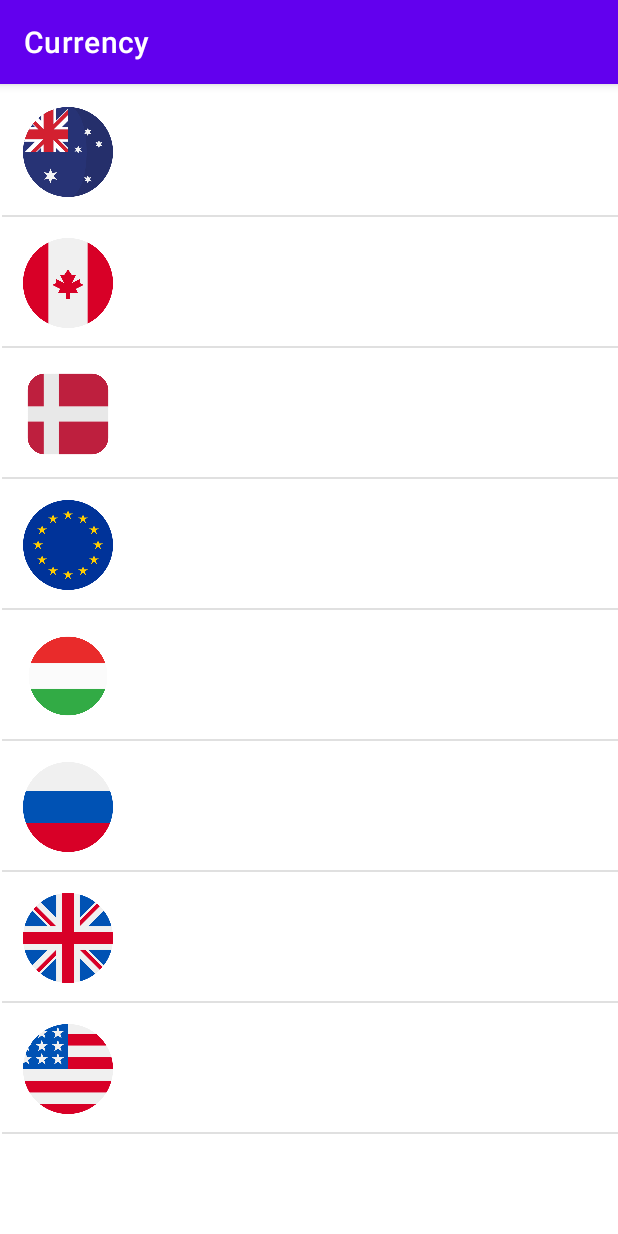
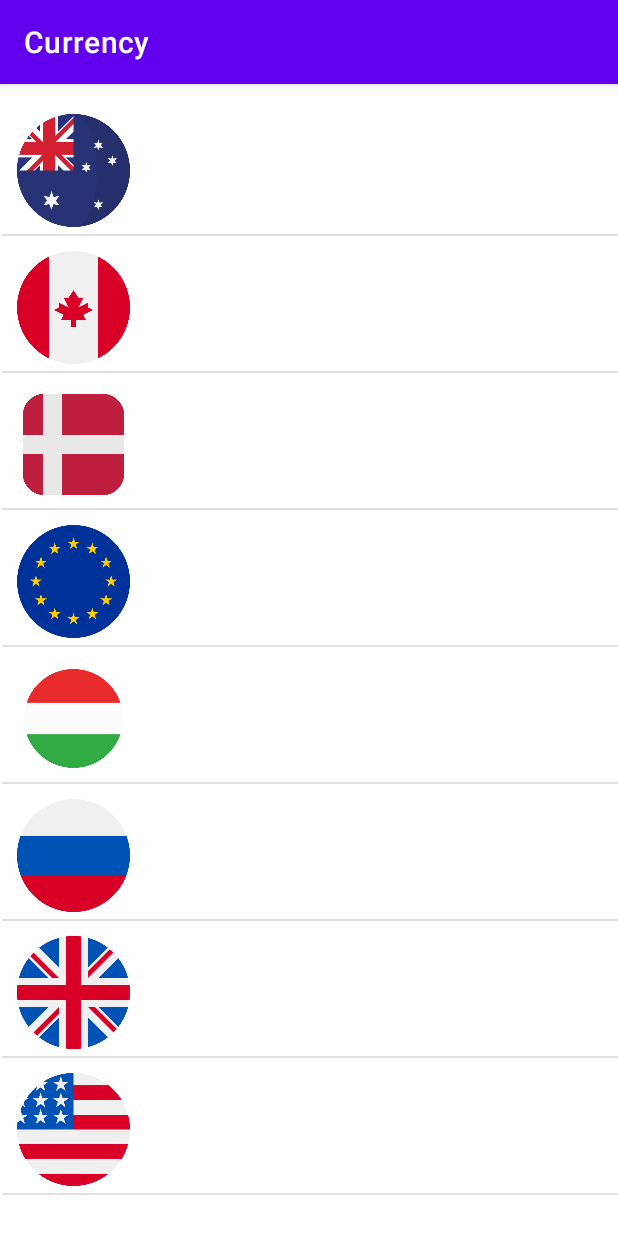
Before and after one commit to csiszerakos/Android_HF_CsiszerAkos, an Android app: the screen it shows after launch (MainActivity), on a phone screen of 412 x 824 dp. Run offline under Robolectric (Android 15) with nearby library versions, the phone set to English and light mode, and no system bars.

Commit message:
HF4 update

```diff
--- a/HF4/Currency/app/src/main/java/com/example/currency/MainActivity2.java
+++ b/HF4/Currency/app/src/main/java/com/example/currency/MainActivity2.java
@@ -24,12 +24,14 @@ public class MainActivity2 extends ArrayAdapter<String> {
     @NonNull
     @Override
     public View getView(int position, @Nullable View convertView, @NonNull ViewGroup parent) {
-        LayoutInflater inflater = context.getLayoutInflater();
-        View view = inflater.inflate(R.layout.activity_main2, null, true);
+        if (convertView == null) {
+            LayoutInflater inflater = context.getLayoutInflater();
+            convertView = inflater.inflate(R.layout.activity_main2, parent, false);
+        }
 
-        ImageView imageView = view.findViewById(R.id.flagImage);
+        ImageView imageView = convertView.findViewById(R.id.flagImage);
         imageView.setImageResource(currencyImage[position]);
 
-        return view;
+        return convertView;
     }
 }
--- a/HF4/Currency/app/src/main/res/layout/activity_main.xml
+++ b/HF4/Currency/app/src/main/res/layout/activity_main.xml
@@ -11,7 +11,7 @@
         android:layout_width="799dp"
         android:layout_height="1279dp"
         android:layout_marginStart="1dp"
-        android:layout_marginTop="1dp"
+        android:layout_marginTop="10dp"
         app:layout_constraintStart_toStartOf="parent"
         app:layout_constraintTop_toTopOf="parent" />
 </androidx.constraintlayout.widget.ConstraintLayout>
--- a/HF4/Currency/app/src/main/res/layout/activity_main2.xml
+++ b/HF4/Currency/app/src/main/res/layout/activity_main2.xml
@@ -3,15 +3,15 @@
     xmlns:app="http://schemas.android.com/apk/res-auto"
     xmlns:tools="http://schemas.android.com/tools"
     android:layout_width="match_parent"
-    android:layout_height="75dp"
+    android:layout_height="wrap_content"
     tools:context=".MainActivity2">
 
     <TextView
         android:id="@+id/currencyshort"
         android:layout_width="wrap_content"
         android:layout_height="wrap_content"
-        android:layout_marginStart="7dp"
-        android:layout_marginTop="6dp"
+        android:layout_marginStart="10dp"
+        android:layout_marginTop="10dp"
         android:width="150dp"
         android:text=""
         android:textSize="24sp"
@@ -23,7 +23,7 @@
         android:id="@+id/currencyname"
         android:layout_width="wrap_content"
         android:layout_height="wrap_content"
-        android:layout_marginStart="7dp"
+        android:layout_marginStart="10dp"
         android:layout_marginTop="10dp"
         android:layout_marginBottom="10dp"
         android:width="150dp"
@@ -35,10 +35,10 @@
 
     <ImageView
         android:id="@+id/flagImage"
-        android:layout_width="60dp"
-        android:layout_height="60dp"
-        android:layout_marginStart="14dp"
-        android:layout_marginTop="14dp"
+        android:layout_width="75dp"
+        android:layout_height="75dp"
+        android:layout_marginStart="10dp"
+        android:layout_marginTop="10dp"
         app:layout_constraintStart_toStartOf="parent"
         app:layout_constraintTop_toTopOf="parent"
         tools:srcCompat="@tools:sample/avatars" />
@@ -47,26 +47,35 @@
         android:id="@+id/sellText"
         android:layout_width="wrap_content"
         android:layout_height="wrap_content"
+        android:layout_marginTop="10dp"
+        android:layout_marginEnd="10dp"
+        android:width="50dp"
         android:text=""
-        app:layout_constraintBaseline_toBaselineOf="@+id/sellprice"
-        app:layout_constraintStart_toStartOf="@+id/buyText" />
+        android:textSize="20sp"
+        app:layout_constraintEnd_toStartOf="@+id/sellprice"
+        app:layout_constraintTop_toBottomOf="@+id/buyText" />
 
     <TextView
         android:id="@+id/buyText"
         android:layout_width="wrap_content"
         android:layout_height="wrap_content"
-        android:layout_marginEnd="106dp"
+        android:layout_marginTop="10dp"
+        android:layout_marginEnd="160dp"
+        android:width="50dp"
         android:text=""
-        app:layout_constraintBaseline_toBaselineOf="@+id/buyprice"
-        app:layout_constraintEnd_toEndOf="parent" />
+        android:textSize="20sp"
+        app:layout_constraintEnd_toEndOf="parent"
+        app:layout_constraintTop_toTopOf="parent" />
 
     <TextView
         android:id="@+id/sellprice"
         android:layout_width="wrap_content"
         android:layout_height="wrap_content"
-        android:layout_marginTop="9dp"
+        android:layout_marginTop="10dp"
+        android:width="150dp"
         android:text=""
-        app:layout_constraintStart_toEndOf="@+id/sellText"
+        android:textSize="20sp"
+        app:layout_constraintEnd_toEndOf="parent"
         app:layout_constraintTop_toBottomOf="@+id/buyText" />
 
     <TextView
@@ -74,8 +83,10 @@
         android:layout_width="wrap_content"
         android:layout_height="wrap_content"
         android:layout_marginTop="10dp"
+        android:width="150dp"
         android:text=""
-        app:layout_constraintStart_toEndOf="@+id/buyText"
+        android:textSize="20sp"
+        app:layout_constraintEnd_toEndOf="parent"
         app:layout_constraintTop_toTopOf="parent" />
 
 </androidx.constraintlayout.widget.ConstraintLayout>
```
